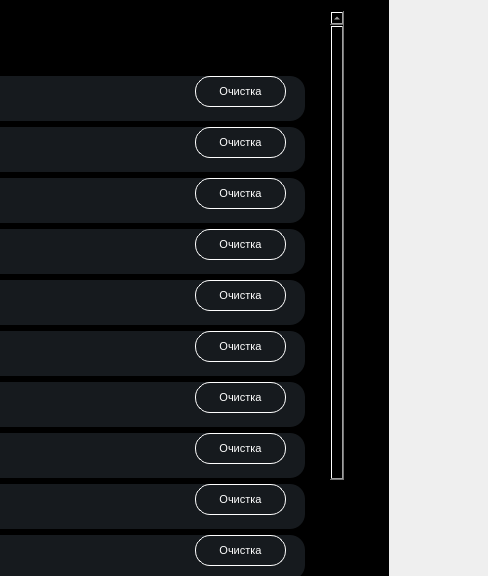
Above: SettingsWidjets/Task.ui from zoomprog/ZoomDesctop before the change; both pictures show x 626 to 1114 and y 0 to 576 of the 1114 by 576 pixel window. Below: the same form after it.
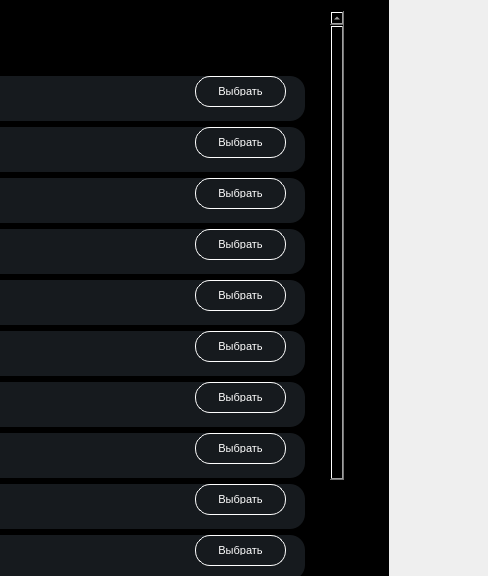
That is the form after the change.

What changed in the file:
```diff
--- a/SettingsWidjets/Task.ui
+++ b/SettingsWidjets/Task.ui
@@ -109,7 +109,7 @@
      <property name="geometry">
       <rect>
        <x>0</x>
-       <y>0</y>
+       <y>-121</y>
        <width>945</width>
        <height>700</height>
       </rect>
@@ -250,7 +250,7 @@
 </string>
            </property>
            <property name="text">
-            <string>Очистка</string>
+            <string>Выбрать</string>
            </property>
           </widget>
           <widget class="QLabel" name="labelTextTasksForAnalysis">
@@ -410,7 +410,7 @@
 </string>
            </property>
            <property name="text">
-            <string>Очистка</string>
+            <string>Выбрать</string>
            </property>
           </widget>
           <widget class="QLabel" name="labelTextDiagnosticTasks">
@@ -570,7 +570,7 @@
 </string>
            </property>
            <property name="text">
-            <string>Очистка</string>
+            <string>Выбрать</string>
            </property>
           </widget>
           <widget class="QLabel" name="labelTextNetPrecompilation">
@@ -730,7 +730,7 @@
 </string>
            </property>
            <property name="text">
-            <string>Очистка</string>
+            <string>Выбрать</string>
            </property>
           </widget>
           <widget class="QLabel" name="labelTextAutoProxyDetection">
@@ -890,7 +890,7 @@
 </string>
            </property>
            <property name="text">
-            <string>Очистка</string>
+            <string>Выбрать</string>
            </property>
           </widget>
           <widget class="QLabel" name="labelTextInstallingAndRemovingLanguages">
@@ -1050,7 +1050,7 @@
 </string>
            </property>
            <property name="text">
-            <string>Очистка</string>
+            <string>Выбрать</string>
            </property>
           </widget>
           <widget class="QLabel" name="labelTextAutoPerformanceCheck">
@@ -1210,7 +1210,7 @@
 </string>
            </property>
            <property name="text">
-            <string>Очистка</string>
+            <string>Выбрать</string>
            </property>
           </widget>
           <widget class="QLabel" name="labelTextMapsLocation">
@@ -1370,7 +1370,7 @@
 </string>
            </property>
            <property name="text">
-            <string>Очистка</string>
+            <string>Выбрать</string>
            </property>
           </widget>
           <widget class="QLabel" name="labelTextRemoteControl">
@@ -1530,7 +1530,7 @@
 </string>
            </property>
            <property name="text">
-            <string>Очистка</string>
+            <string>Выбрать</string>
            </property>
           </widget>
           <widget class="QLabel" name="labelTextMicrosoftSync">
@@ -1690,7 +1690,7 @@
 </string>
            </property>
            <property name="text">
-            <string>Очистка</string>
+            <string>Выбрать</string>
            </property>
           </widget>
           <widget class="QLabel" name="labelTextCleaningTasks">
```
Left out of the diff: 4 changed lines with no effect on the pictures.
